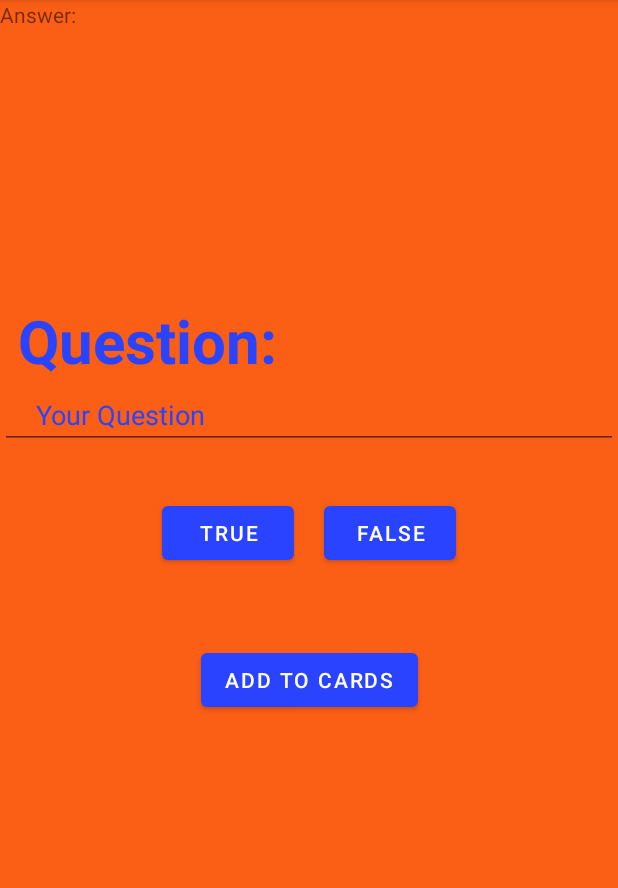
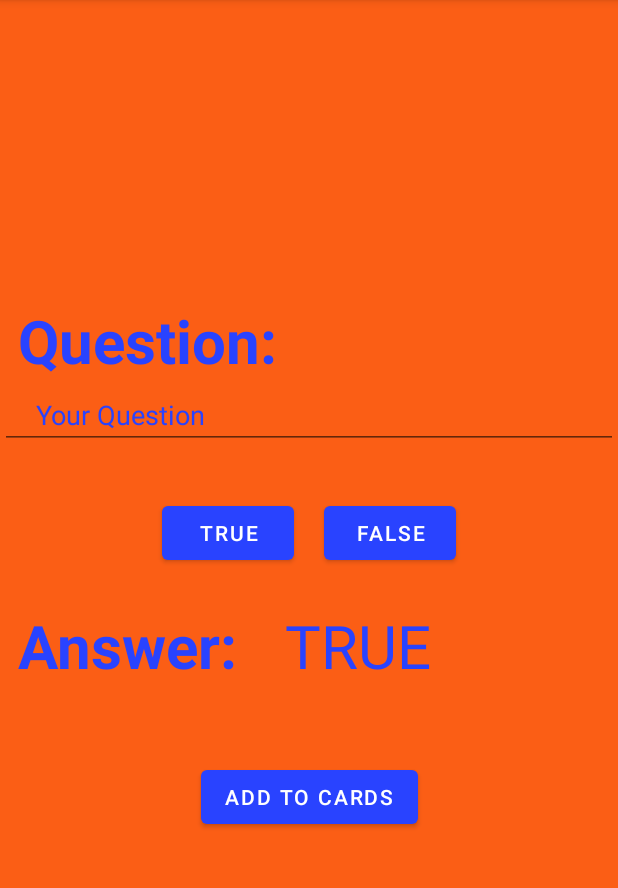
Before and after one commit to LordTepig/FlashCardApp, an Android app: the CreateTrueFalseFragment screen opened through its navigation route, after a tap on "TRUE", on a phone screen of 412 x 824 dp, the part 84-972 px from its top. Run offline under Robolectric (Android 15) with nearby library versions, the phone set to English and light mode, and no system bars.

Commit message:
up to date progess 5/17/22

```diff
--- a/app/src/main/java/com/example/flashcardapp/CreateTrueFalseFragment.kt
+++ b/app/src/main/java/com/example/flashcardapp/CreateTrueFalseFragment.kt
@@ -5,6 +5,7 @@ import androidx.fragment.app.Fragment
 import android.view.LayoutInflater
 import android.view.View
 import android.view.ViewGroup
+import androidx.navigation.findNavController
 import com.example.flashcardapp.databinding.FragmentCreateFlashCardBinding
 import com.example.flashcardapp.databinding.FragmentCreateMultipleChoiceBinding
 import com.example.flashcardapp.databinding.FragmentCreateTrueFalseBinding
@@ -21,13 +22,20 @@ class CreateTrueFalseFragment : Fragment() {
     ): View? {
         _binding = FragmentCreateTrueFalseBinding.inflate(inflater, container, false)
         val rootView = binding.root
-        val question = binding.trueFalseQuestionEditText.text.toString()
-        var answer:String
+
+        lateinit var answer:String
         binding.trueAnswerButton.setOnClickListener {
-            answer = "true"
+            binding.currentTrueFalseAnswerTextView.text = "true"
+            answer = "TRUE"
         }
         binding.falseAnswerButton.setOnClickListener {
-            answer = "false"
+            binding.currentTrueFalseAnswerTextView.text = "false"
+            answer = "FALSE"
+        }
+        binding.addTrueFalseCardButton.setOnClickListener {
+            val question = binding.trueFalseQuestionEditText.text.toString()
+            val action = CreateTrueFalseFragmentDirections.actionCreateTrueFalseFragmentToStudyCardsFragment(question, answer)
+            rootView.findNavController().navigate(action)
         }
         return rootView
     }
--- a/app/src/main/res/layout/fragment_create_true_false.xml
+++ b/app/src/main/res/layout/fragment_create_true_false.xml
@@ -55,10 +55,34 @@
         app:layout_constraintEnd_toEndOf="parent"/>
 
     <TextView
-        android:id="@+id/currentTrueFalseAnswerTextView"
+        android:id="@+id/answerTrueFalseTextView"
         android:layout_width="wrap_content"
         android:layout_height="wrap_content"
         android:text="@string/answer"
+        android:layout_marginTop="24dp"
+        android:layout_marginStart="12dp"
+        android:textSize="40sp"
+        android:textStyle="bold"
+        android:textColor="#2943FF"
+        app:layout_constraintStart_toStartOf="parent"
+        app:layout_constraintTop_toBottomOf="@id/trueAnswerButton"
+
+        />
+
+    <TextView
+        android:id="@+id/currentTrueFalseAnswerTextView"
+        android:layout_width="wrap_content"
+        android:layout_height="0dp"
+        android:textSize="40sp"
+        android:textColor="#2943FF"
+        android:text="@string/true_answer"
+        android:textAllCaps="true"
+        android:layout_marginStart="32dp"
+        app:layout_constraintStart_toEndOf="@id/answerTrueFalseTextView"
+        app:layout_constraintTop_toTopOf="@id/answerTrueFalseTextView"
+        app:layout_constraintBottom_toBottomOf="@id/answerTrueFalseTextView"
+
+
         />
 
     <Button
@@ -69,7 +93,7 @@
         android:layout_marginTop="50dp"
         app:layout_constraintStart_toStartOf="parent"
         app:layout_constraintEnd_toEndOf="parent"
-        app:layout_constraintTop_toBottomOf="@id/falseAnswerButton"
+        app:layout_constraintTop_toBottomOf="@id/answerTrueFalseTextView"
         />
 
 </androidx.constraintlayout.widget.ConstraintLayout>
--- a/app/src/main/res/navigation/nav_graph.xml
+++ b/app/src/main/res/navigation/nav_graph.xml
@@ -45,7 +45,11 @@
         android:id="@+id/createTrueFalseFragment"
         android:name="com.example.flashcardapp.CreateTrueFalseFragment"
         android:label="fragment_create_true_false"
-        tools:layout="@layout/fragment_create_true_false" />
+        tools:layout="@layout/fragment_create_true_false" >
+        <action
+            android:id="@+id/action_createTrueFalseFragment_to_studyCardsFragment"
+            app:destination="@id/studyCardsFragment" />
+    </fragment>
     <fragment
         android:id="@+id/studyCardsFragment"
         android:name="com.example.flashcardapp.StudyCardsFragment"
--- a/app/src/main/res/values/strings.xml
+++ b/app/src/main/res/values/strings.xml
@@ -20,7 +20,6 @@
     <string name="answer_b">Answer (B) :</string>
     <string name="answer_d">Answer (D) :</string>
     <string name="answer_c">Answer (C) :</string>
-    <string name="answer">Answer:</string>
 
     <string-array name="correct_answers_MC_array">
         <item>A</item>
```
Also changed, not shown: app/src/main/res/layout/fragment_create_flash_card.xml (+7 -7 lines).
